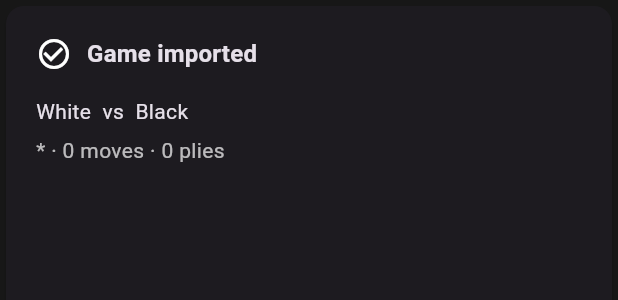
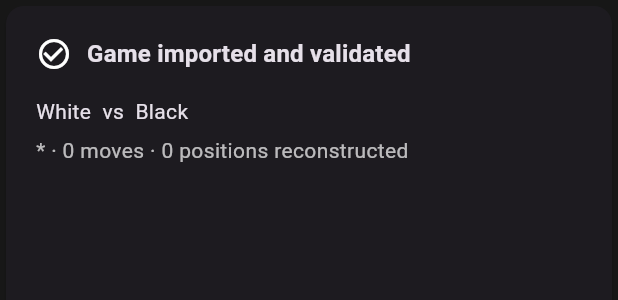
Before and after one commit to emprex/endgame-mastery, a Flutter app: the _GameImportedCard widget shown alone on an empty page, opened directly with empty values, on a phone screen of 412 x 824 dp. Shown: the top 300 px of the screen. Run offline on Flutter 3.47's test engine with Material 3 defaults, Android fonts, the phone set to English and light mode, and no system bars; our stand-ins replace flutter_riverpod, shared_preferences, web; missing offline and left inert: chess, chess_vectors_flutter, dart:js_interop; accounts and stored records are empty.

Commit message:
Validate pasted games through legal reconstruction

```diff
--- a/lib/features/coach/presentation/coach_home_screen.dart
+++ b/lib/features/coach/presentation/coach_home_screen.dart
@@ -1,3 +1,4 @@
+import 'package:endgame_mastery/features/coach/data/game_reconstructor.dart';
 import 'package:endgame_mastery/features/coach/data/pgn_game_parser.dart';
 import 'package:endgame_mastery/features/coach/domain/coach_analysis_plan.dart';
 import 'package:endgame_mastery/features/lessons/presentation/lessons_screen.dart';
@@ -13,6 +14,7 @@ class CoachHomeScreen extends StatefulWidget {
 class _CoachHomeScreenState extends State<CoachHomeScreen> {
   final TextEditingController _pgnController = TextEditingController();
   final PgnGameParser _parser = const PgnGameParser();
+  final GameReconstructor _reconstructor = const GameReconstructor();
   final CoachAnalysisPlanner _planner = const CoachAnalysisPlanner();
 
   CoachAnalysisPlan? _analysisPlan;
@@ -29,8 +31,12 @@ class _CoachHomeScreenState extends State<CoachHomeScreen> {
 
     try {
       final game = _parser.parse(_pgnController.text);
+      final reconstructedMoves = _reconstructor.reconstruct(game);
       setState(() {
-        _analysisPlan = _planner.build(game);
+        _analysisPlan = _planner.build(
+          game: game,
+          reconstructedMoves: reconstructedMoves,
+        );
         _error = null;
       });
     } on FormatException catch (error) {
@@ -144,7 +150,7 @@ class _CoachHomeScreenState extends State<CoachHomeScreen> {
                           const SizedBox(width: 12),
                           Expanded(
                             child: Text(
-                              'PGN ingestion and the pedagogical analysis contract are active. The next engine layer will score each reconstructed position and populate the critical moments without inventing chess conclusions.',
+                              'The full game has been legally reconstructed position by position. The next engine layer will score those positions and populate the critical moments without inventing chess conclusions.',
                               style: Theme.of(context).textTheme.bodyMedium?.copyWith(
                                     color: Colors.white70,
                                     height: 1.4,
@@ -187,7 +193,7 @@ class _GameImportedCard extends StatelessWidget {
                 const Icon(Icons.check_circle_outline),
                 const SizedBox(width: 10),
                 Text(
-                  'Game imported',
+                  'Game imported and validated',
                   style: Theme.of(context).textTheme.titleMedium?.copyWith(
                         fontWeight: FontWeight.w700,
                       ),
@@ -198,7 +204,7 @@ class _GameImportedCard extends StatelessWidget {
             Text('${game.white}$whiteRating  vs  ${game.black}$blackRating'),
             const SizedBox(height: 6),
             Text(
-              '${game.result} · ${game.fullMoveCount} moves · ${game.plyCount} plies',
+              '${game.result} · ${game.fullMoveCount} moves · ${plan.reconstructedMoves.length} positions reconstructed',
               style: const TextStyle(color: Colors.white70),
             ),
             const SizedBox(height: 14),
```
